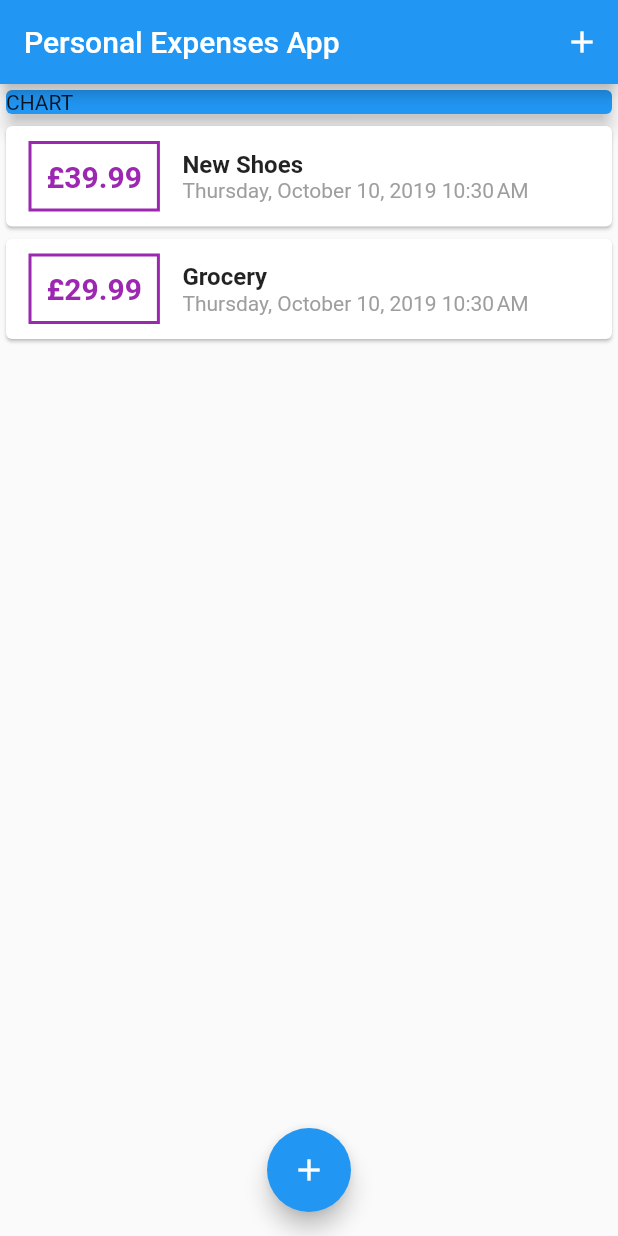
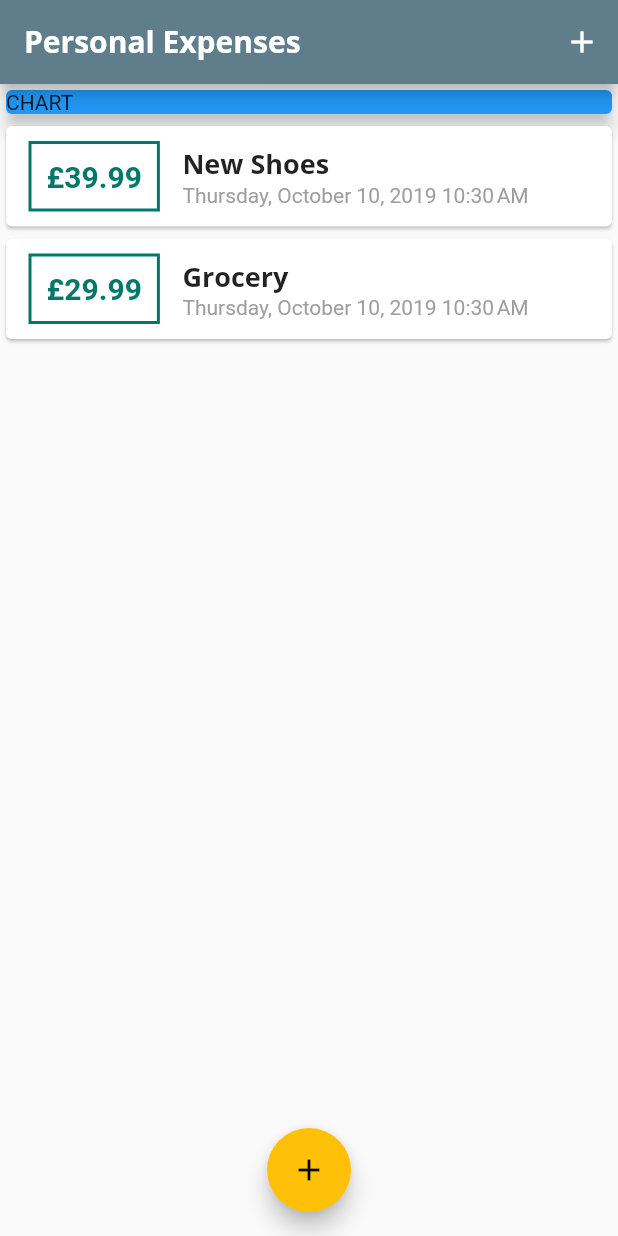
Before and after one commit to tgabri/personal_expenses_app, a Flutter app: the screen it shows after launch, on a phone screen of 412 x 824 dp. Run offline on Flutter 3.47's test engine with Material 2 defaults, Android fonts, the phone set to English and light mode, and no system bars.

Commit message:
added fonts and theme introduced

```diff
--- a/lib/main.dart
+++ b/lib/main.dart
@@ -10,7 +10,29 @@ class MyApp extends StatelessWidget {
   @override
   Widget build(BuildContext context) {
     return MaterialApp(
-      title: 'Flutter App',
+      title: 'Personal Expenses',
+      theme: ThemeData(
+        primarySwatch: Colors.teal,
+        accentColor: Colors.amber,
+        fontFamily: 'Quicksand',
+        textTheme: ThemeData.light().textTheme.copyWith(
+              title: TextStyle(
+                fontFamily: 'OpenSans',
+                fontSize: 18,
+                fontWeight: FontWeight.bold,
+              ),
+            ),
+        appBarTheme: AppBarTheme(
+          textTheme: ThemeData.light().textTheme.copyWith(
+                title: TextStyle(
+                  fontFamily: 'OpenSans',
+                  fontSize: 20,
+                  fontWeight: FontWeight.bold,
+                ),
+              ),
+          color: Colors.blueGrey,
+        ),
+      ),
       home: MyHomePage(),
     );
   }
@@ -66,7 +88,7 @@ class _MyHomePageState extends State<MyHomePage> {
   Widget build(BuildContext context) {
     return Scaffold(
       appBar: AppBar(
-        title: Text('Personal Expenses App'),
+        title: Text('Personal Expenses'),
         actions: <Widget>[
           IconButton(
             icon: Icon(Icons.add),
--- a/lib/widgets/transaction_list.dart
+++ b/lib/widgets/transaction_list.dart
@@ -24,7 +24,7 @@ class TransactionList extends StatelessWidget {
                   ),
                   decoration: BoxDecoration(
                     border: Border.all(
-                      color: Colors.purple,
+                      color: Theme.of(context).primaryColorDark,
                       width: 2,
                     ),
                   ),
@@ -34,7 +34,7 @@ class TransactionList extends StatelessWidget {
                     style: TextStyle(
                       fontWeight: FontWeight.bold,
                       fontSize: 20,
-                      color: Colors.purple,
+                      color: Theme.of(context).primaryColorDark,
                     ),
                   ),
                 ),
@@ -43,10 +43,7 @@ class TransactionList extends StatelessWidget {
                   children: <Widget>[
                     Text(
                       transactions[index].title,
-                      style: TextStyle(
-                        fontWeight: FontWeight.bold,
-                        fontSize: 16,
-                      ),
+                      style: Theme.of(context).textTheme.title,
                     ),
                     Text(
                       DateFormat.yMMMMEEEEd()
```
Also changed, not shown: pubspec.yaml (+12 -12 lines), assets/fonts/OpenSans-Bold.ttf (added), assets/fonts/OpenSans-Regular.ttf (added), assets/fonts/Quicksand-Bold.ttf (added), assets/fonts/Quicksand-Light.ttf (added), assets/fonts/Quicksand-Medium.ttf (added), assets/fonts/Quicksand-Regular.ttf (added).
